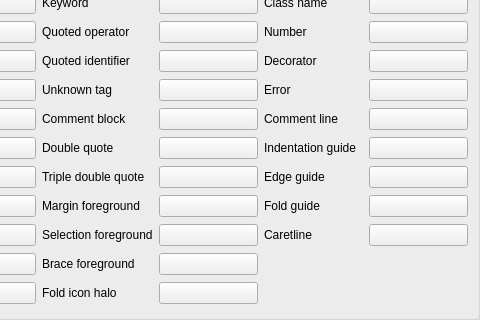
Qt form src/ui/qgscodeditorsettings.ui (carsmie/QGIS) before a commit; both pictures show x 197 to 677 and y 507 to 827 of the 677 by 827 pixel window.
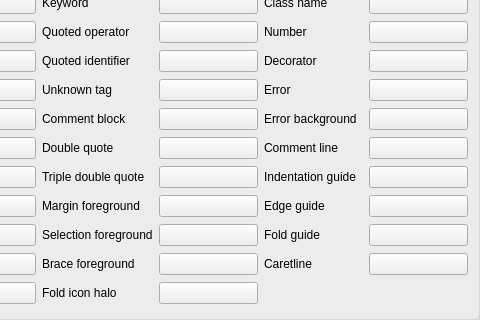
The same form after that commit. Custom widgets are drawn as their Qt base class.

Commit message: Allow error indicator colors to be controlled for code editor color scheme

What changed in the file:
```diff
--- a/src/ui/qgscodeditorsettings.ui
+++ b/src/ui/qgscodeditorsettings.ui
@@ -297,13 +297,6 @@
            <bool>true</bool>
           </property>
           <layout class="QGridLayout" name="gridLayout_8">
-           <item row="9" column="5">
-            <widget class="QgsColorButton" name="mColorFold">
-             <property name="text">
-              <string/>
-             </property>
-            </widget>
-           </item>
            <item row="9" column="3">
             <widget class="QgsColorButton" name="mColorMarginForeground">
              <property name="text">
@@ -479,13 +472,6 @@
              </property>
             </widget>
            </item>
-           <item row="10" column="5">
-            <widget class="QgsColorButton" name="mColorCaretLine">
-             <property name="text">
-              <string/>
-             </property>
-            </widget>
-           </item>
            <item row="3" column="5">
             <widget class="QgsColorButton" name="mColorNumber">
              <property name="text">
@@ -535,13 +521,6 @@
              </property>
             </widget>
            </item>
-           <item row="7" column="4">
-            <widget class="QLabel" name="label_38">
-             <property name="text">
-              <string>Indentation guide</string>
-             </property>
-            </widget>
-           </item>
            <item row="0" column="1" colspan="5">
             <widget class="QComboBox" name="mColorSchemeComboBox"/>
            </item>
@@ -552,13 +531,6 @@
              </property>
             </widget>
            </item>
-           <item row="7" column="5">
-            <widget class="QgsColorButton" name="mColorIndentation">
-             <property name="text">
-              <string/>
-             </property>
-            </widget>
-           </item>
            <item row="2" column="4">
             <widget class="QLabel" name="label_26">
              <property name="text">
@@ -580,13 +552,6 @@
              </property>
             </widget>
            </item>
-           <item row="6" column="4">
-            <widget class="QLabel" name="label_21">
-             <property name="text">
-              <string>Comment line</string>
-             </property>
-            </widget>
-           </item>
            <item row="5" column="3">
             <widget class="QgsColorButton" name="mColorUnknownTag">
              <property name="text">
@@ -615,13 +580,6 @@
              </property>
             </widget>
            </item>
-           <item row="6" column="5">
-            <widget class="QgsColorButton" name="mColorCommentLine">
-             <property name="text">
-              <string/>
-             </property>
-            </widget>
-           </item>
            <item row="2" column="0">
             <widget class="QLabel" name="label_13">
              <property name="text">
@@ -664,13 +622,6 @@
              </property>
             </widget>
            </item>
-           <item row="9" column="4">
-            <widget class="QLabel" name="label_39">
-             <property name="text">
-              <string>Fold guide</string>
-             </property>
-            </widget>
-           </item>
            <item row="12" column="2">
             <widget class="QLabel" name="label_52">
              <property name="text">
@@ -734,13 +685,6 @@
              </property>
             </widget>
            </item>
-           <item row="10" column="4">
-            <widget class="QLabel" name="label_22">
-             <property name="text">
-              <string>Caretline</string>
-             </property>
-            </widget>
-           </item>
            <item row="9" column="1">
             <widget class="QgsColorButton" name="mColorMarginBackground">
              <property name="text">
@@ -762,13 +706,6 @@
              </property>
             </widget>
            </item>
-           <item row="8" column="4">
-            <widget class="QLabel" name="label_40">
-             <property name="text">
-              <string>Edge guide</string>
-             </property>
-            </widget>
-           </item>
            <item row="3" column="0">
             <widget class="QLabel" name="label_23">
              <property name="text">
@@ -776,13 +713,90 @@
              </property>
             </widget>
            </item>
-           <item row="8" column="5">
+           <item row="11" column="4">
+            <widget class="QLabel" name="label_22">
+             <property name="text">
+              <string>Caretline</string>
+             </property>
+            </widget>
+           </item>
+           <item row="11" column="5">
+            <widget class="QgsColorButton" name="mColorCaretLine">
+             <property name="text">
+              <string/>
+             </property>
+            </widget>
+           </item>
+           <item row="10" column="4">
+            <widget class="QLabel" name="label_39">
+             <property name="text">
+              <string>Fold guide</string>
+             </property>
+            </widget>
+           </item>
+           <item row="10" column="5">
+            <widget class="QgsColorButton" name="mColorFold">
+             <property name="text">
+              <string/>
+             </property>
+            </widget>
+           </item>
+           <item row="9" column="4">
+            <widget class="QLabel" name="label_40">
+             <property name="text">
+              <string>Edge guide</string>
+             </property>
+            </widget>
+           </item>
+           <item row="9" column="5">
             <widget class="QgsColorButton" name="mColorEdge">
              <property name="text">
               <string/>
              </property>
             </widget>
            </item>
+           <item row="8" column="4">
+            <widget class="QLabel" name="label_38">
+             <property name="text">
+              <string>Indentation guide</string>
+             </property>
+            </widget>
+           </item>
+           <item row="8" column="5">
+            <widget class="QgsColorButton" name="mColorIndentation">
+             <property name="text">
+              <string/>
+             </property>
+            </widget>
+           </item>
+           <item row="7" column="4">
+            <widget class="QLabel" name="label_21">
+             <property name="text">
+              <string>Comment line</string>
+             </property>
+            </widget>
+           </item>
+           <item row="7" column="5">
+            <widget class="QgsColorButton" name="mColorCommentLine">
+             <property name="text">
+              <string/>
+             </property>
+            </widget>
+           </item>
+           <item row="6" column="4">
+            <widget class="QLabel" name="label_34">
+             <property name="text">
+              <string>Error background</string>
+             </property>
+            </widget>
+           </item>
+           <item row="6" column="5">
+            <widget class="QgsColorButton" name="mColorErrorBackground">
+             <property name="text">
+              <string/>
+             </property>
+            </widget>
+           </item>
           </layout>
          </widget>
         </item>
```
Left out of the diff: 11 changed lines with no effect on the pictures. The commit also changes 7 other files.
